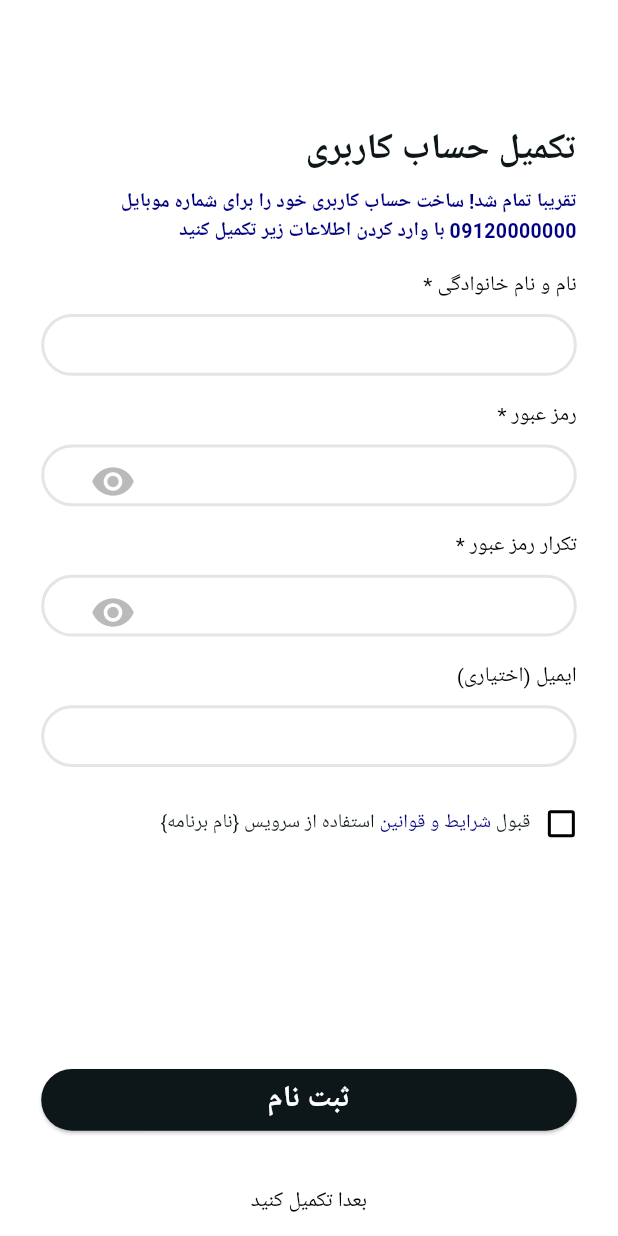
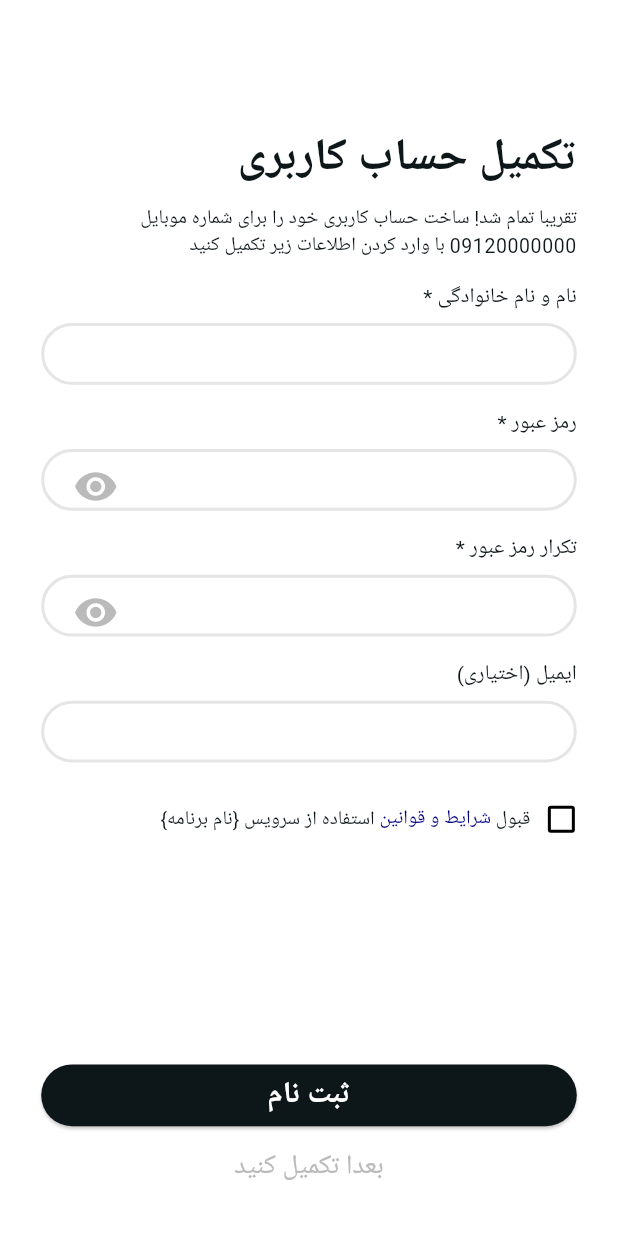
Before and after one commit to rezabahmanpourali/shop-style-flutter, a Flutter app: the BasicInformationScreen screen opened directly, on a phone screen of 412 x 824 dp. Run offline on Flutter 3.47's test engine with Material 3 defaults, Android fonts, the phone set to English and light mode, and no system bars; our stand-ins replace dio.

Commit message:
3 full screen

```diff
--- a/lib/common/configs/theme.dart
+++ b/lib/common/configs/theme.dart
@@ -12,19 +12,24 @@ class CustomTheme {
     // Define the default `TextTheme`. Use this to specify the default
     // text styling for headlines, titles, bodies of text, and more.
     textTheme: const TextTheme(
-      displayLarge: TextStyle(
-        fontSize: 72,
-        fontWeight: FontWeight.bold,
-      ),
       //
       titleLarge: TextStyle(
         color: Color(0xFF0D1619),
         fontWeight: FontWeight.bold,
         fontSize: 40,
       ),
-      bodySmall: TextStyle(
+      titleMedium: TextStyle(
+        color: Color(0xFF0D1619),
+        fontWeight: FontWeight.bold,
+        fontSize: 30,
+      ),
+      bodyMedium: TextStyle(
         color: Color(0xFF000080),
         fontWeight: FontWeight.bold,
+        fontSize: 14,
+      ),
+      displaySmall: TextStyle(
+        color: Color(0xFF0D1619),
         fontSize: 14,
       ),
       labelSmall: TextStyle(
@@ -40,6 +45,14 @@ class CustomTheme {
         fontWeight: FontWeight.bold,
         fontSize: 20,
       ),
+      bodySmall: TextStyle(
+        fontSize: 13,
+        color: Color(0xFF0D1619),
+      ),
+      displayLarge: TextStyle(
+        fontSize: 13,
+        color: Color(0xFF000080),
+      ),
     ),
   );
 }
--- a/lib/home/screens/basic_information_screen.dart
+++ b/lib/home/screens/basic_information_screen.dart
@@ -1,6 +1,8 @@
 import 'package:flutter/material.dart';
 import 'package:shop_style/home/screens/completion_information.dart';
 import 'package:shop_style/home/screens/home_screen.dart';
+import 'package:shop_style/home/widgets/custom_button.dart';
+import 'package:shop_style/home/widgets/custom_text.dart';
 import 'package:shop_style/home/widgets/custom_textfield.dart';
 import 'package:shop_style/home/widgets/enums/textfield_type.dart';
 
@@ -24,49 +26,55 @@ class _BasicInformationScreenState extends State<BasicInformationScreen> {
         padding: EdgeInsets.symmetric(horizontal: width / 15),
         child: Directionality(
           textDirection: TextDirection.rtl,
-          child: Column(
-            crossAxisAlignment: CrossAxisAlignment.stretch,
-            children: [
-              SizedBox(height: height / 10),
-              const Text(
-                'تکمیل حساب کاربری',
-                style: TextStyle(
-                  color: Color(0xFF0D1619),
-                  fontWeight: FontWeight.bold,
-                  fontSize: 24,
+          child: CustomScrollView(
+            slivers: <Widget>[
+              SliverToBoxAdapter(
+                child: CustomText(
+                  text: 'تکمیل حساب کاربری',
+                  topPadding: height / 10,
+                  theme: Theme.of(context).textTheme.titleMedium,
                 ),
               ),
-              SizedBox(height: height / 100),
-              const Text(
+              SliverToBoxAdapter(
+                child: CustomText(
+                  text:
                       'تقریبا تمام شد! ساخت حساب کاربری خود را برای شماره موبایل 09120000000 با وارد کردن اطلاعات زیر تکمیل کنید',
-                style: TextStyle(
-                  color: Color(0xFF000080),
-                  fontWeight: FontWeight.bold,
-                  fontSize: 13,
+                  topPadding: height / 100,
+                  theme: Theme.of(context).textTheme.bodySmall,
                 ),
               ),
-              SizedBox(height: height / 50),
-              const CustomTextfield(
+              SliverToBoxAdapter(
+                child: CustomTextfield(
+                  topPadding: height / 50,
                   lableField: 'نام و نام خانوادگی *',
                   type: TextfieldType.none,
                 ),
-              SizedBox(height: height / 50),
-              const CustomTextfield(
+              ),
+              SliverToBoxAdapter(
+                child: CustomTextfield(
+                  topPadding: height / 50,
                   lableField: 'رمز عبور *',
                   type: TextfieldType.security,
                 ),
-              SizedBox(height: height / 50),
-              const CustomTextfield(
+              ),
+              SliverToBoxAdapter(
+                child: CustomTextfield(
+                  topPadding: height / 50,
                   lableField: 'تکرار رمز عبور *',
                   type: TextfieldType.security,
                 ),
-              SizedBox(height: height / 50),
-              const CustomTextfield(
+              ),
+              SliverToBoxAdapter(
+                child: CustomTextfield(
+                  topPadding: height / 50,
                   lableField: 'ایمیل (اختیاری)',
                   type: TextfieldType.none,
                 ),
-              SizedBox(height: height / 30),
-              Row(
+              ),
+              SliverToBoxAdapter(
+                child: Padding(
+                  padding: EdgeInsets.only(top: height / 30),
+                  child: Row(
                     children: [
                       Container(
                         width: width / 20,
@@ -88,44 +96,37 @@ class _BasicInformationScreenState extends State<BasicInformationScreen> {
                         ),
                       ),
                       SizedBox(width: width / 40),
-                  const Text(
-                    'قبول ',
-                    style: TextStyle(fontSize: 13, color: Color(0xFF0D1619)),
+                      CustomText(
+                        text: 'قبول ',
+                        theme: Theme.of(context).textTheme.bodySmall,
                       ),
-                  const Text(
-                    'شرایط و قوانین',
-                    style: TextStyle(fontSize: 13, color: Color(0xFF000080)),
+                      CustomText(
+                        text: 'شرایط و قوانین',
+                        theme: Theme.of(context).textTheme.displayLarge,
                       ),
-                  const Text(
-                    ' استفاده از سرویس {نام برنامه}',
-                    style: TextStyle(fontSize: 13, color: Color(0xFF0D1619)),
+                      CustomText(
+                        text: ' استفاده از سرویس {نام برنامه}',
+                        theme: Theme.of(context).textTheme.bodySmall,
                       ),
                     ],
                   ),
-              SizedBox(height: height / 5.5),
-              ElevatedButton(
-                onPressed: () {
+                ),
+              ),
+              SliverToBoxAdapter(
+                child: CustomButton(
+                  topPadding: height / 5.5,
+                  textButton: 'ثبت نام',
+                  onClick: () {
                     Navigator.of(context).push(
                       MaterialPageRoute(
                         builder: (context) => const CompletionInformation(),
                       ),
                     );
                   },
-                style: ElevatedButton.styleFrom(
-                  backgroundColor: const Color(0xFF0D1619),
-                  minimumSize: Size(width / 3, height / 20),
-                ),
-                child: const Text(
-                  'ثبت نام',
-                  style: TextStyle(
-                    color: Color(0xFFFFFFFF),
-                    fontWeight: FontWeight.bold,
-                    fontSize: 20,
                 ),
               ),
-              ),
-              SizedBox(height: height / 40),
-              TextButton(
+              SliverToBoxAdapter(
+                child: TextButton(
                   onPressed: () {
                     Navigator.of(context).push(
                       MaterialPageRoute(
@@ -133,10 +134,11 @@ class _BasicInformationScreenState extends State<BasicInformationScreen> {
                       ),
                     );
                   },
-                child: const Text(
-                  'بعدا تکمیل کنید',
+                  child: CustomText(
                     textAlign: TextAlign.center,
-                  style: TextStyle(color: Color(0xFF000000), fontSize: 14),
+                    text: 'بعدا تکمیل کنید',
+                    theme: Theme.of(context).textTheme.labelSmall,
+                  ),
                 ),
               ),
             ],
--- a/lib/home/screens/login_enter_number_screen.dart
+++ b/lib/home/screens/login_enter_number_screen.dart
@@ -33,7 +33,7 @@ class LoginEnterNumberPhoneScreen extends StatelessWidget {
                 child: CustomText(
                   text: 'برای ثبت نام یا ورود شماره تلفن خود را وارد کنید',
                   topPadding: height / 4.5,
-                  theme: Theme.of(context).textTheme.bodySmall,
+                  theme: Theme.of(context).textTheme.bodyMedium,
                 ),
               ),
               const SliverToBoxAdapter(
--- a/lib/home/screens/login_enter_password_screen.dart
+++ b/lib/home/screens/login_enter_password_screen.dart
@@ -30,14 +30,14 @@ class _LoginEnterPasswordScreenState extends State<LoginEnterPasswordScreen> {
                 child: CustomText(
                   text: 'کد تایید را وارد کنید',
                   topPadding: height / 10,
-                  theme: Theme.of(context).textTheme.titleLarge,
+                  theme: Theme.of(context).textTheme.titleMedium,
                 ),
               ),
               SliverToBoxAdapter(
                 child: CustomText(
                   text: 'کد تایید برای شماره 09120000000 پیامک شد.',
                   topPadding: height / 100,
-                  theme: Theme.of(context).textTheme.bodySmall,
+                  theme: Theme.of(context).textTheme.bodyMedium,
                 ),
               ),
               SliverToBoxAdapter(
@@ -48,7 +48,7 @@ class _LoginEnterPasswordScreenState extends State<LoginEnterPasswordScreen> {
                   text: 'ارسال مجدد کد تایید تا 2:41 ثانیه دیگر',
                   textAlign: TextAlign.center,
                   topPadding: height / 3.6,
-                  theme: Theme.of(context).textTheme.bodySmall,
+                  theme: Theme.of(context).textTheme.bodyMedium,
                 ),
               ),
               SliverToBoxAdapter(
--- a/lib/home/widgets/custom_textfield.dart
+++ b/lib/home/widgets/custom_textfield.dart
@@ -7,11 +7,13 @@ class CustomTextfield extends StatefulWidget {
     this.lableField,
     required this.type,
     this.hintText,
+    this.topPadding,
   });
 
   final String? lableField;
   final String? hintText;
   final TextfieldType type;
+  final double? topPadding;
 
   @override
   State<CustomTextfield> createState() => _CustomTextfieldState();
@@ -26,14 +28,16 @@ class _CustomTextfieldState extends State<CustomTextfield> {
     final double width = MediaQuery.of(context).size.width;
     final double height = MediaQuery.of(context).size.height;
 
-    return SingleChildScrollView(
+    return Padding(
+      padding: EdgeInsets.only(top: widget.topPadding ?? 0),
+      child: SingleChildScrollView(
         child: SizedBox(
           child: Column(
             crossAxisAlignment: CrossAxisAlignment.stretch,
             children: [
               Text(
                 widget.lableField ?? '',
-              style: const TextStyle(color: Color(0xFF000000), fontSize: 14),
+                style: Theme.of(context).textTheme.displaySmall,
               ),
               SizedBox(height: height / 100),
               Container(
@@ -53,6 +57,7 @@ class _CustomTextfieldState extends State<CustomTextfield> {
                 ),
               ),
             ],
+          ),
         ),
       ),
     );
@@ -84,7 +89,7 @@ class _CustomTextfieldState extends State<CustomTextfield> {
 
   Widget getTextfield(width) {
     return SizedBox(
-      width: widget.type == TextfieldType.none ? width / 1.3 : width / 1.51,
+      width: widget.type == TextfieldType.none ? width / 1.3 : width / 1.43,
       child: TextField(
         style: Theme.of(context).textTheme.displayMedium,
         decoration: InputDecoration(
```
Lines whose indentation alone changed are shown as unchanged.
